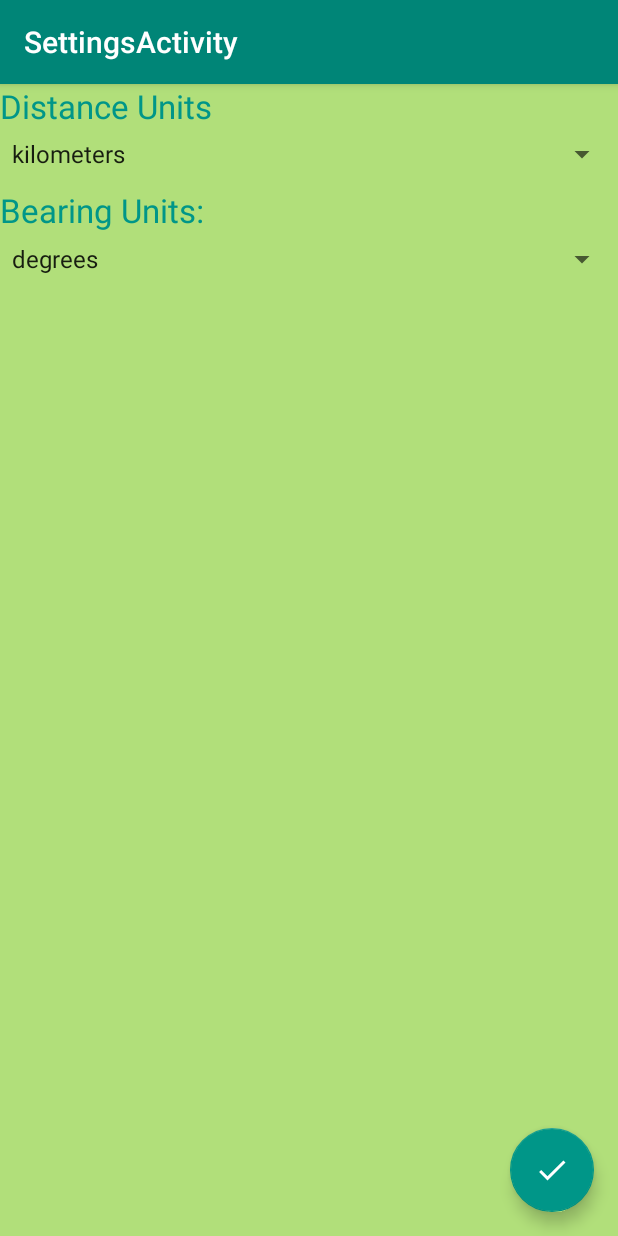
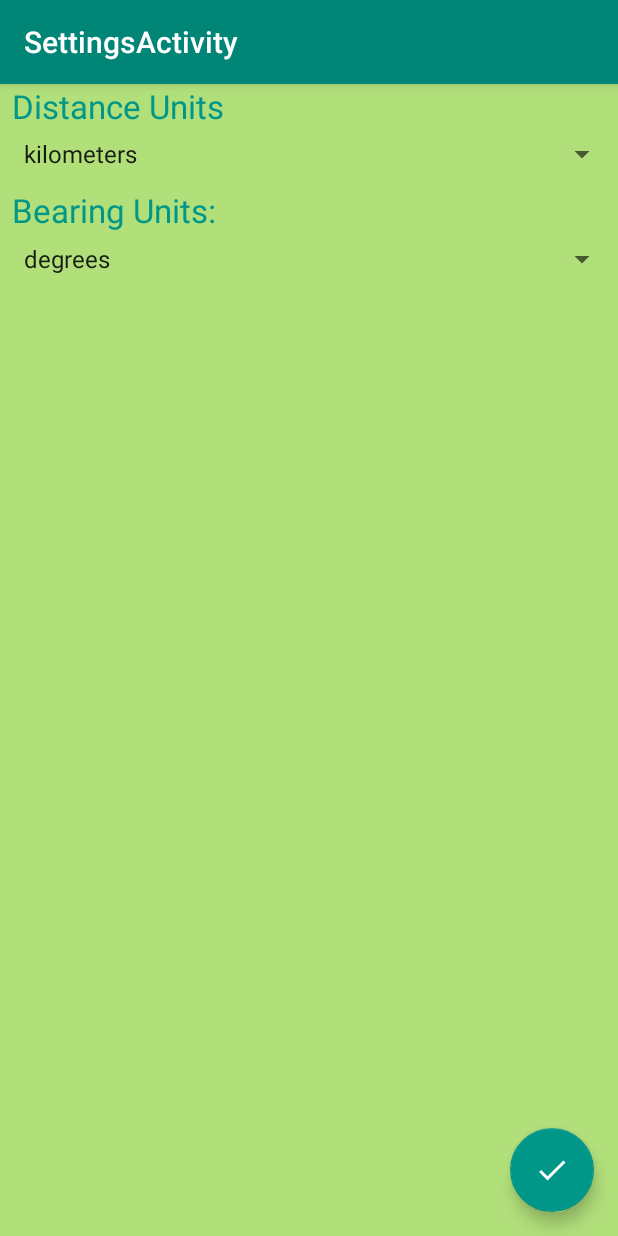
Before and after one commit to turnbjem/turnbull_nyenhuis_cis657_HW6, an Android app: the SettingsActivity screen opened directly, with no data from a screen before it, on a phone screen of 412 x 824 dp. Run offline under Robolectric (Android 15) with nearby library versions, the phone set to English and light mode, and no system bars.

Commit message:
FINAL UPLOAD

```diff
--- a/HW4/app/src/main/res/layout/activity_main.xml
+++ b/HW4/app/src/main/res/layout/activity_main.xml
@@ -142,7 +142,6 @@
         android:id="@+id/searchbutton"
         android:layout_width="wrap_content"
         android:layout_height="wrap_content"
-        android:layout_marginStart="75dp"
 
         android:text="SEARCH"
         app:layout_constraintBaseline_toBaselineOf="@+id/SearchPrompt"
--- a/HW4/app/src/main/res/layout/content_settings.xml
+++ b/HW4/app/src/main/res/layout/content_settings.xml
@@ -18,6 +18,7 @@
             android:id="@+id/DistanceUnitLayout"
             android:layout_width="match_parent"
             android:layout_height="0dp"
+            android:layout_marginLeft="8dp"
             android:layout_weight="1"
             android:orientation="horizontal">
 
@@ -35,6 +36,7 @@
             android:id="@+id/DistanceSpinnerLayout"
             android:layout_width="match_parent"
             android:layout_height="0dp"
+            android:layout_marginLeft="8dp"
             android:layout_weight="1"
             android:orientation="horizontal">
 
@@ -49,6 +51,7 @@
             android:id="@+id/BearingUnitLayout"
             android:layout_width="match_parent"
             android:layout_height="0dp"
+            android:layout_marginLeft="8dp"
             android:layout_weight="1"
             android:orientation="horizontal">
 
@@ -66,6 +69,7 @@
             android:id="@+id/BearingSpinnerLayout"
             android:layout_width="match_parent"
             android:layout_height="0dp"
+            android:layout_marginLeft="8dp"
             android:layout_weight="1"
             android:orientation="horizontal">
 
```
